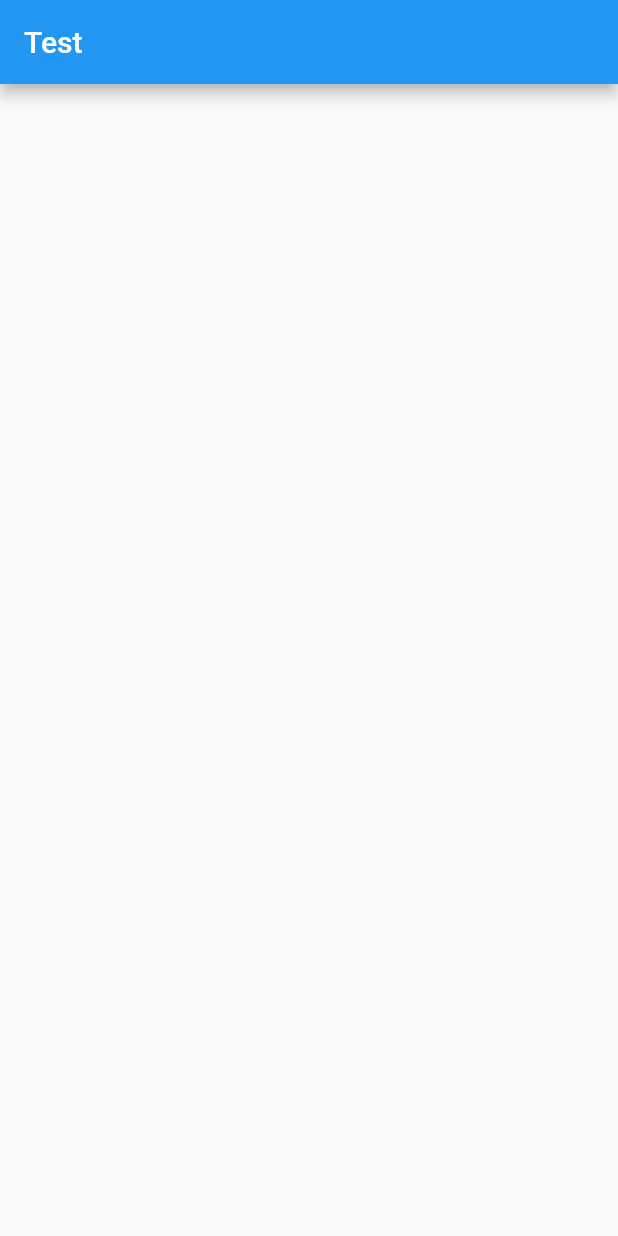
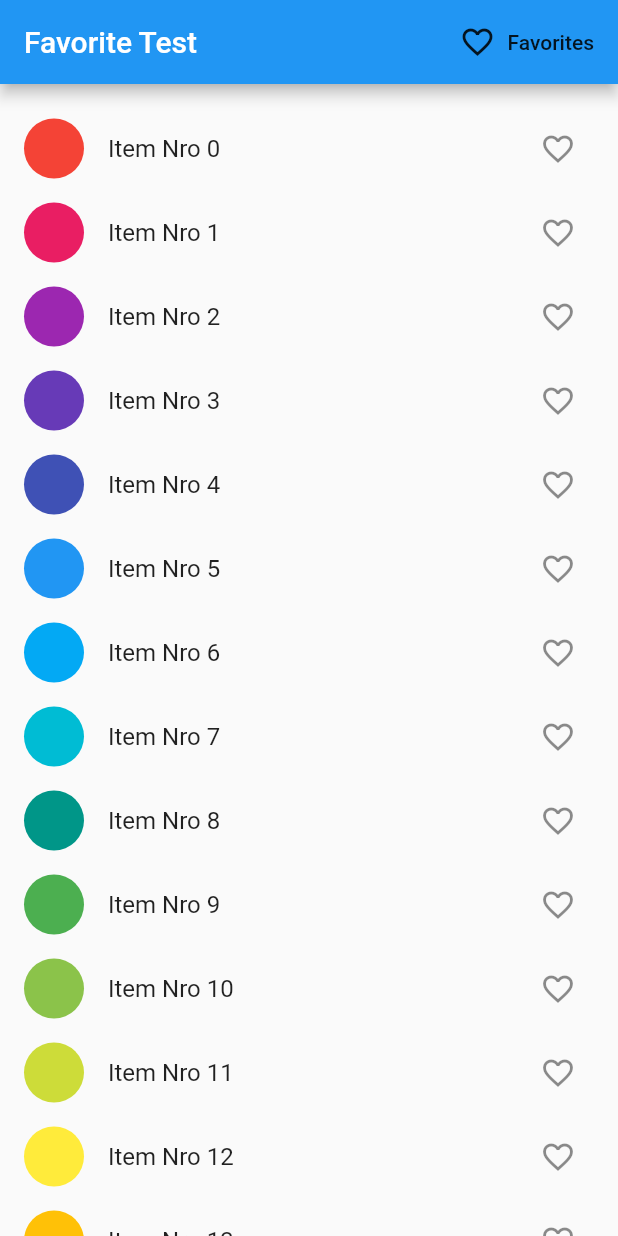
Before and after one commit to FluDart/favtest, a Flutter app: the screen it shows after launch, on a phone screen of 412 x 824 dp. Run offline on Flutter 3.47's test engine with Material 2 defaults, Android fonts, the phone set to English and light mode, and no system bars.

Commit message:
Update: Adding Structure of project & basic change

```diff
--- a/lib/main.dart
+++ b/lib/main.dart
@@ -1,3 +1,5 @@
+import 'package:favtest/core/models/favorites.dart';
+import 'package:favtest/ui/screens/favorites/favorites_screen.dart';
 import 'package:favtest/ui/screens/home/home_screen.dart';
 import 'package:flutter/material.dart';
 import 'package:provider/provider.dart';
@@ -11,12 +13,17 @@ class TestApp extends StatelessWidget {
 
   @override
   Widget build(BuildContext context) {
-    return MaterialApp(
-      title: 'Test',
-      routes: {
-        HomePage.routName: (context) => HomePage(),
-      },
-      initialRoute: HomePage.routName,
+    return ChangeNotifierProvider<Favorites>(
+      create: (context) => Favorites(),
+      child: MaterialApp(
+        debugShowCheckedModeBanner: false,
+        title: 'Test',
+        routes: {
+          HomePage.routeName: (context) => HomePage(),
+          FavoritesPage.routeName: (context) => FavoritesPage(),
+        },
+        initialRoute: HomePage.routeName,
+      ),
     );
   }
 }
--- a/lib/ui/screens/favorites/favorites_screen.dart
+++ b/lib/ui/screens/favorites/favorites_screen.dart
@@ -0,0 +1,15 @@
+import 'package:flutter/material.dart';
+
+class FavoritesPage extends StatelessWidget {
+  static String routeName = '/favorites_page';
+  const FavoritesPage({Key key}) : super(key: key);
+
+  @override
+  Widget build(BuildContext context) {
+    return Scaffold(
+      appBar: AppBar(
+        title: Text('Favorites'),
+      ),
+    );
+  }
+}
--- a/lib/ui/screens/home/home_screen.dart
+++ b/lib/ui/screens/home/home_screen.dart
@@ -1,15 +1,26 @@
+import 'package:favtest/ui/screens/favorites/favorites_screen.dart';
 import 'package:favtest/ui/widgets/item_title.dart';
 import 'package:flutter/material.dart';
 
 class HomePage extends StatelessWidget {
   const HomePage({Key key}) : super(key: key);
-  static String routName = '/';
+  static String routeName = '/';
 
   @override
   Widget build(BuildContext context) {
     return Scaffold(
       appBar: AppBar(
-        title: Text('Test'),
+        title: Text('Favorite Test'),
+        centerTitle: false,
+        actions: [
+          FlatButton.icon(
+            onPressed: () {
+              Navigator.pushNamed(context, FavoritesPage.routeName);
+            },
+            icon: Icon(Icons.favorite_border),
+            label: Text('Favorites'),
+          ),
+        ],
       ),
       body: ListView.builder(
         itemCount: 100,
--- a/lib/ui/widgets/item_title.dart
+++ b/lib/ui/widgets/item_title.dart
@@ -1,12 +1,41 @@
+import 'package:favtest/core/models/favorites.dart';
 import 'package:flutter/material.dart';
+import 'package:provider/provider.dart';
 
 class ItemTitle extends StatelessWidget {
+  const ItemTitle(this.itemNro);
   final int itemNro;
-
-  const ItemTitle(this.itemNro);
 
   @override
   Widget build(BuildContext context) {
-    return Container();
+    var favoritesList = Provider.of<Favorites>(context);
+    return ListTile(
+      leading: CircleAvatar(
+        backgroundColor: Colors.primaries[itemNro % Colors.primaries.length],
+      ),
+      title: Text(
+        'Item Nro $itemNro',
+        key: Key('text_$itemNro'),
+      ),
+      trailing: IconButton(
+          key: Key('icon_$itemNro'),
+          icon: favoritesList.items.contains(itemNro)
+              ? Icon(Icons.favorite, color: Colors.red)
+              : Icon(Icons.favorite_border),
+          onPressed: () {
+            !favoritesList.items.contains(itemNro)
+                ? favoritesList.add(itemNro)
+                : favoritesList.remove(itemNro);
+
+            Scaffold.of(context).showSnackBar(
+              SnackBar(
+                content: Text(favoritesList.items.contains(itemNro)
+                    ? 'Add to Favorites'
+                    : 'Removed to Favorites'),
+                duration: Duration(milliseconds: 100),
+              ),
+            );
+          }),
+    );
   }
 }
```
